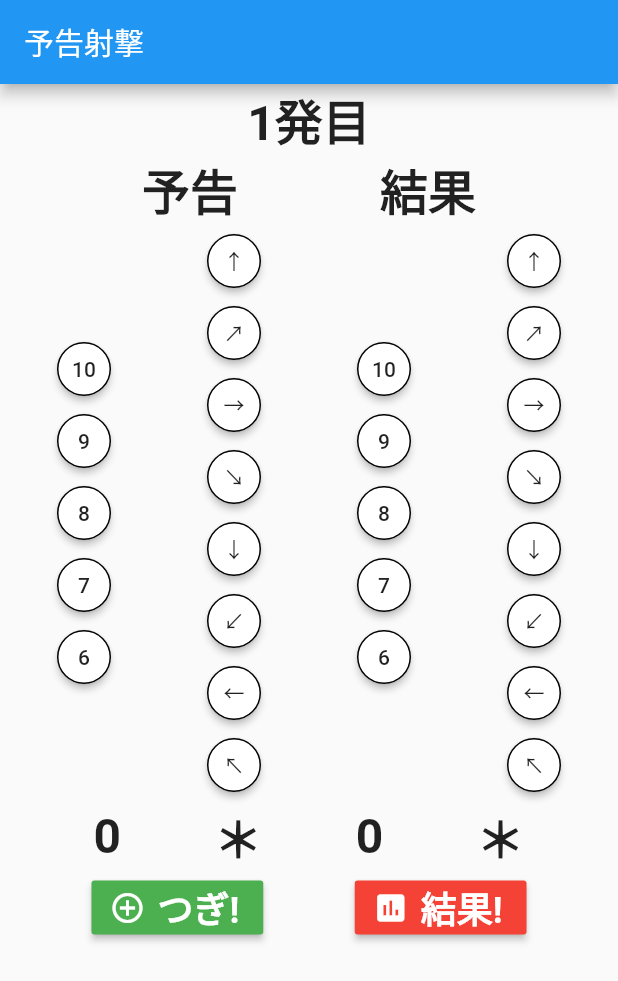
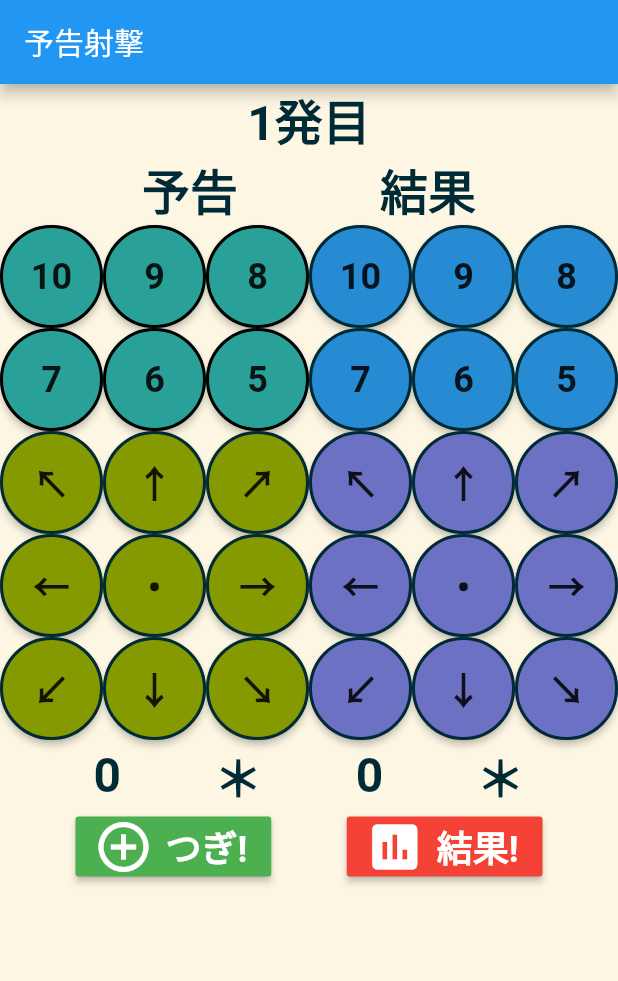
Before and after one commit to s-ariga/shoot_practice, a Flutter app: the screen it shows after launch, on a phone screen of 412 x 824 dp. Shown: the top 981 px of the screen. Run offline on Flutter 3.47's test engine with Material 2 defaults, Android fonts, the phone set to English and light mode, and no system bars; Roboto replaces fonts that are missing (Genshin Gothic).

Commit message:
ボタンの配置変更+色変更

```diff
--- a/lib/main.dart
+++ b/lib/main.dart
@@ -21,7 +21,7 @@ class ShootApp extends StatelessWidget {
           primarySwatch: Colors.blue,
           primaryColor: const Color(0xFF2196f3),
           accentColor: const Color(0xFF2196f3),
-          canvasColor: const Color(0xFFfafafa),
+          canvasColor: const Color(0xFFfdf6e3),
           fontFamily: 'Genshin Gothic',
         ),
         home: new ShootHome(),
@@ -83,7 +83,10 @@ class _ShootHomeState extends State<ShootHome> {
           children: <Widget>[
             // 丸数字
             Text('${_shots.shots + 1}発目',
-                style: TextStyle(fontSize: 32.0, fontWeight: FontWeight.w600)),
+                style: TextStyle(
+                    fontSize: 32.0,
+                    fontWeight: FontWeight.w600,
+                    color: Color(0xFF002b36))),
             // 文字か画像
             Row(
                 mainAxisAlignment: MainAxisAlignment.spaceEvenly,
@@ -91,33 +94,52 @@ class _ShootHomeState extends State<ShootHome> {
                 children: <Widget>[
                   Text('予告',
                       style: TextStyle(
-                          fontSize: 32.0, fontWeight: FontWeight.w600)),
+                          fontSize: 32.0,
+                          fontWeight: FontWeight.w600,
+                          color: Color(0xFF002b36))),
                   Text('結果',
                       style: TextStyle(
-                          fontSize: 32.0, fontWeight: FontWeight.w600)),
+                          fontSize: 32.0,
+                          fontWeight: FontWeight.w600,
+                          color: Color(0xFF002b36))),
                 ]),
+            Row(
+              //mainAxisAlignment: MainAxisAlignment.spaceEvenly,
+              children: <Widget>[
+                _buildScoreButtons(),
+                _buildActualScoreButtons(),
+              ],
+            ),
             Row(
               mainAxisAlignment: MainAxisAlignment.spaceEvenly,
               children: <Widget>[
-                  _buildScoreButtons(),
                 _buildDirectionButtons(),
-                  _buildActualScoreButtons(),
                 _buildActualDirectionButtons(),
-                ]),
-            Row(mainAxisAlignment: MainAxisAlignment.spaceEvenly, children: <
-                Widget>[
+              ],
+            ),
+            Row(
+                mainAxisAlignment: MainAxisAlignment.spaceEvenly,
+                children: <Widget>[
                   Text('$_scorePredict',
-                  style:
-                      TextStyle(fontSize: 32.0, fontWeight: FontWeight.w600)),
+                      style: TextStyle(
+                          fontSize: 32.0,
+                          fontWeight: FontWeight.w600,
+                          color: Color(0xFF002b36))),
                   Text(_dirPredict,
-                  style:
-                      TextStyle(fontSize: 32.0, fontWeight: FontWeight.w600)),
+                      style: TextStyle(
+                          fontSize: 32.0,
+                          fontWeight: FontWeight.w600,
+                          color: Color(0xFF002b36))),
                   Text('$_scoreActual',
-                  style:
-                      TextStyle(fontSize: 32.0, fontWeight: FontWeight.w600)),
+                      style: TextStyle(
+                          fontSize: 32.0,
+                          fontWeight: FontWeight.w600,
+                          color: Color(0xFF002b36))),
                   Text(_dirActual,
-                  style:
-                      TextStyle(fontSize: 32.0, fontWeight: FontWeight.w600)),
+                      style: TextStyle(
+                          fontSize: 32.0,
+                          fontWeight: FontWeight.w600,
+                          color: Color(0xFF002b36))),
                 ]),
             Row(
               mainAxisAlignment: MainAxisAlignment.spaceEvenly,
@@ -126,9 +148,11 @@ class _ShootHomeState extends State<ShootHome> {
                   icon: Icon(
                     Icons.add_circle_outline,
                     color: Colors.white,
+                    size: 40,
                   ),
-                  label: Text('つぎ!',style:
-                  TextStyle(fontSize: 24.0, fontWeight: FontWeight.w600)),
+                  label: Text('つぎ!',
+                      style: TextStyle(
+                          fontSize: 24.0, fontWeight: FontWeight.w600)),
                   color: Colors.green,
                   textColor: Colors.white,
                   onPressed: _nextPressed,
@@ -137,9 +161,11 @@ class _ShootHomeState extends State<ShootHome> {
                   icon: Icon(
                     Icons.assessment,
                     color: Colors.white,
+                    size: 40,
                   ),
-                  label: Text('結果!',style:
-                  TextStyle(fontSize: 24.0, fontWeight: FontWeight.w600)),
+                  label: Text('結果!',
+                      style: TextStyle(
+                          fontSize: 24.0, fontWeight: FontWeight.w600)),
                   color: Colors.red,
                   textColor: Colors.white,
                   onPressed: () {
@@ -158,7 +184,7 @@ class _ShootHomeState extends State<ShootHome> {
   }
 
   void _nextPressed() {
-    if (_scoreActual != 0 && _dirActual != "?") {
+    if (_scoreActual != _scoreInit && _dirActual != _dirInit) {
       setState(() {
         _shots.shots++;
         _shots.pushResult(_scorePredict, _dirPredict, _scoreActual, _dirActual);
@@ -170,114 +196,158 @@ class _ShootHomeState extends State<ShootHome> {
     }
   }
 
-  static const score = [10, 9, 8, 7, 6];
-  static const direction = ['↑', '↗', '→', '↘', '↓', '↙', '←', '↖'];
+  static const score = [10, 9, 8, 7, 6, 5];
+  static const direction = ['↖', '↑', '↗', '←', '・', '→', '↙', '↓', '↘'];
 
   Widget _buildScoreButtons() {
-    return Column(
-      children: _buildScoreButton(),
+    return Container(
+      child: _buildScoreGridButtons(),
     );
   }
 
-  List<Widget> _buildScoreButton() {
-    List<Widget> buttons = [];
-    for (var s in score) {
-      buttons.add(RaisedButton(
-        child: Text("$s"),
-        color: Colors.white,
+  Widget _buildDirectionButtons() {
+    return Container(
+      child: _buildDirectionGridButtons(),
+    );
+  }
+
+  Widget _buildScoreGridButtons() {
+    // GridViewで方向を並べて表示する
+    return Expanded(
+        child: GridView.count(
+            scrollDirection: Axis.vertical,
+            shrinkWrap: true,
+            crossAxisCount: 3,
+            children: List.generate(score.length, (index) {
+              return _buildScoreGridButton(score[index]);
+            })));
+  }
+
+  Widget _buildScoreGridButton(int sc) {
+    return RaisedButton(
+      child: Text(
+        "$sc",
+        style: TextStyle(fontSize: 24.0, fontWeight: FontWeight.w600),
+      ),
+      color: Color(0xFF2aa198),
       shape: CircleBorder(
         side: BorderSide(
           color: Colors.black,
-            width: 1.0,
+          width: 2.0,
           style: BorderStyle.solid,
         ),
       ),
       onPressed: () {
-          setState(() => _scorePredict = s);
+        setState(() => _scorePredict = sc);
       },
-      ));
-    }
-    return buttons;
-  }
-
-  Widget _buildDirectionButtons() {
-    return Column(
-      children: _buildDirectionButton(),
     );
   }
 
-  List<Widget> _buildDirectionButton() {
-    List<Widget> buttons = [];
-    for (var dir in direction) {
-      buttons.add(RaisedButton(
-        child: Text(dir),
-        color: Colors.white,
+  Widget _buildDirectionGridButtons() {
+    // GridViewで方向を並べて表示する
+    return Expanded(
+        child: GridView.count(
+            scrollDirection: Axis.vertical,
+            shrinkWrap: true,
+            crossAxisCount: 3,
+            children: List.generate(direction.length, (index) {
+              return _buildDirectionGridButton(direction[index]);
+            })));
+  }
+
+  Widget _buildDirectionGridButton(String dir) {
+    return RaisedButton(
+      child: Text(
+        dir,
+        style: TextStyle(fontSize: 24.0, fontWeight: FontWeight.w600),
+      ),
+      color: Color(0xFF859900),
       shape: CircleBorder(
         side: BorderSide(
-            color: Colors.black,
-            width: 1.0,
+          color: Color(0xFF002b36),
+          width: 2.0,
           style: BorderStyle.solid,
         ),
       ),
       onPressed: () {
         setState(() => _dirPredict = dir);
       },
-      ));
-    }
-    return buttons;
+    );
   }
 
   Widget _buildActualScoreButtons() {
-    return Column(
-      children: _buildActualScoreButton(),
+    return Container(
+      child: _buildActualScoreGridButtons(),
     );
   }
 
-  List<Widget> _buildActualScoreButton() {
-    List<Widget> buttons = [];
-    for (var s in score) {
-      buttons.add(RaisedButton(
-        child: Text("$s"),
-        color: Colors.white,
+  Widget _buildActualScoreGridButtons() {
+    // GridViewで方向を並べて表示する
+    return Expanded(
+        child: GridView.count(
+            scrollDirection: Axis.vertical,
+            shrinkWrap: true,
+            crossAxisCount: 3,
+            children: List.generate(score.length, (index) {
+              return _buildActualScoreGridButton(score[index]);
+            })));
+  }
+
+  Widget _buildActualScoreGridButton(int sc) {
+    return RaisedButton(
+      child: Text(
+        "$sc",
+        style: TextStyle(fontSize: 24.0, fontWeight: FontWeight.w600),
+      ),
+      color: Color(0xFF268bd2),
       shape: CircleBorder(
         side: BorderSide(
-            color: Colors.black,
-            width: 1.0,
+          color: Color(0xFF002b36),
+          width: 2.0,
           style: BorderStyle.solid,
         ),
       ),
       onPressed: () {
-          setState(() => _scoreActual = s);
+        setState(() => _scoreActual = sc);
       },
-      ));
-    }
-    return buttons;
+    );
   }
 
   Widget _buildActualDirectionButtons() {
-    return Column(
-      children: _buildActualDirectionButton(),
+    return Container(
+      child: _buildActualDirectionGridButtons(),
     );
   }
 
-  List<Widget> _buildActualDirectionButton() {
-    List<Widget> buttons = [];
-    for (var dir in direction) {
-      buttons.add(RaisedButton(
-        child: Text(dir),
-        color: Colors.white,
+  Widget _buildActualDirectionGridButtons() {
+    // GridViewで方向を並べて表示する
+    return Expanded(
+        child: GridView.count(
+            scrollDirection: Axis.vertical,
+            shrinkWrap: true,
+            crossAxisCount: 3,
+            children: List.generate(direction.length, (index) {
+              return _buildActualDirectionGridButton(direction[index]);
+            })));
+  }
+
+  Widget _buildActualDirectionGridButton(String dir) {
+    return RaisedButton(
+      child: Text(
+        dir,
+        style: TextStyle(fontSize: 24.0, fontWeight: FontWeight.w600),
+      ),
+      color: Color(0xFF6c71c4),
       shape: CircleBorder(
         side: BorderSide(
-            color: Colors.black,
-            width: 1.0,
+          color: Color(0xFF002b36),
+          width: 2.0,
           style: BorderStyle.solid,
         ),
       ),
       onPressed: () {
         setState(() => _dirActual = dir);
       },
-      ));
-    }
-    return buttons;
+    );
   }
 }
--- a/lib/result.dart
+++ b/lib/result.dart
@@ -22,8 +22,10 @@ class ResultPage extends StatelessWidget {
                     return ListTile(
                       title: Text(
                           "${index + 1}発目  ${shots.results[index].toString()}",
-                          style:
-                          TextStyle(fontSize: 16.0, fontWeight: FontWeight.w400)),
+                          style: TextStyle(
+                              fontSize: 18.0,
+                              fontWeight: FontWeight.w400,
+                              color: Color(0xFF002b36))),
                     );
                   }),
             ),
@@ -33,19 +35,27 @@ class ResultPage extends StatelessWidget {
                     children: <Widget>[
                   new Text(
                       '点数的中 ${(shots.scoreAtari() * 100).toStringAsFixed(1)}%',
-                      style:
-                      TextStyle(fontSize: 32.0, fontWeight: FontWeight.w600)),
+                      style: TextStyle(
+                          fontSize: 32.0,
+                          fontWeight: FontWeight.w600,
+                          color: Color(0xFF002b36))),
                   new Text(
                       '方向的中 ${(shots.dirAtari() * 100).toStringAsFixed(1)}%',
-                      style:
-                      TextStyle(fontSize: 32.0, fontWeight: FontWeight.w600)),
-                  new Text('合計 ${shots.totalScore()}',
-                      style:
-                      TextStyle(fontSize: 32.0, fontWeight: FontWeight.w600)),
+                      style: TextStyle(
+                          fontSize: 32.0,
+                          fontWeight: FontWeight.w600,
+                          color: Color(0xFF002b36))),
+                  new Text('合計点 ${shots.totalScore()}',
+                      style: TextStyle(
+                          fontSize: 32.0,
+                          fontWeight: FontWeight.w600,
+                          color: Color(0xFF002b36))),
                   new Text(
-                      '平均 ${(shots.totalScore() / shots.results.length).toStringAsFixed(1)}',
-                      style:
-                      TextStyle(fontSize: 32.0, fontWeight: FontWeight.w600))
+                      '平均点 ${(shots.totalScore() / shots.results.length).toStringAsFixed(1)}',
+                      style: TextStyle(
+                          fontSize: 32.0,
+                          fontWeight: FontWeight.w600,
+                          color: Color(0xFF002b36)))
                 ])),
           ],
         ));
```
Lines whose indentation alone changed are shown as unchanged.
